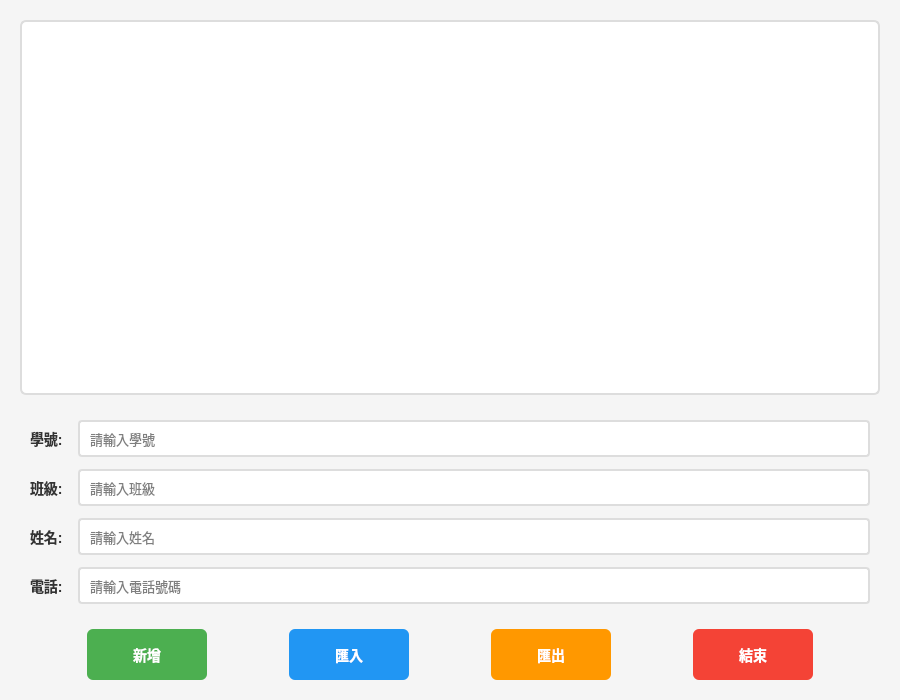
Before: the Qt Designer form mywidget.ui in CAI-JIADA/contactbook, drawn with Qt 5.
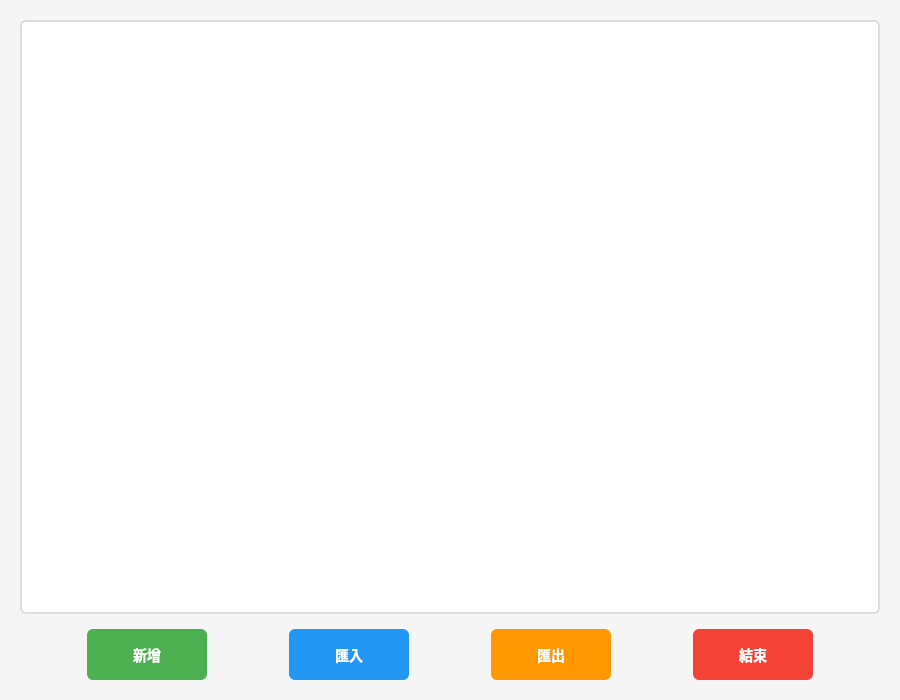
After: the same form once the commit is applied.

Commit message: Remove input fields from main window UI

```diff
--- a/mywidget.ui
+++ b/mywidget.ui
@@ -137,96 +137,6 @@
      </property>
     </widget>
    </item>
-   <item>
-    <layout class="QFormLayout" name="formLayout">
-     <property name="horizontalSpacing">
-      <number>15</number>
-     </property>
-     <property name="verticalSpacing">
-      <number>12</number>
-     </property>
-     <property name="leftMargin">
-      <number>10</number>
-     </property>
-     <property name="topMargin">
-      <number>10</number>
-     </property>
-     <property name="rightMargin">
-      <number>10</number>
-     </property>
-     <property name="bottomMargin">
-      <number>10</number>
-     </property>
-     <item row="0" column="0">
-      <widget class="QLabel" name="label">
-       <property name="text">
-        <string>學號:</string>
-       </property>
-      </widget>
-     </item>
-     <item row="0" column="1">
-      <widget class="QLineEdit" name="lineEdit">
-       <property name="toolTip">
-        <string>請輸入學號</string>
-       </property>
-       <property name="placeholderText">
-        <string>請輸入學號</string>
-       </property>
-      </widget>
-     </item>
-     <item row="1" column="0">
-      <widget class="QLabel" name="label_2">
-       <property name="text">
-        <string>班級:</string>
-       </property>
-      </widget>
-     </item>
-     <item row="1" column="1">
-      <widget class="QLineEdit" name="lineEdit_2">
-       <property name="toolTip">
-        <string>請輸入班級</string>
-       </property>
-       <property name="placeholderText">
-        <string>請輸入班級</string>
-       </property>
-      </widget>
-     </item>
-     <item row="2" column="0">
-      <widget class="QLabel" name="label_3">
-       <property name="text">
-        <string>姓名:</string>
-       </property>
-      </widget>
-     </item>
-     <item row="2" column="1">
-      <widget class="QLineEdit" name="lineEdit_3">
-       <property name="toolTip">
-        <string>請輸入姓名</string>
-       </property>
-       <property name="placeholderText">
-        <string>請輸入姓名</string>
-       </property>
-      </widget>
-     </item>
-     <item row="3" column="0">
-      <widget class="QLabel" name="label_4">
-       <property name="text">
-        <string>電話:</string>
-       </property>
-      </widget>
-     </item>
-     <item row="3" column="1">
-      <widget class="QLineEdit" name="lineEdit_4">
-       <property name="toolTip">
-        <string>請輸入電話號碼</string>
-       </property>
-       <property name="placeholderText">
-        <string>請輸入電話號碼</string>
-       </property>
-      </widget>
-     </item>
-    </layout>
-   </item>
    <item>
     <layout class="QHBoxLayout" name="horizontalLayout">
      <item>
```
The commit also changes 1 other file.
